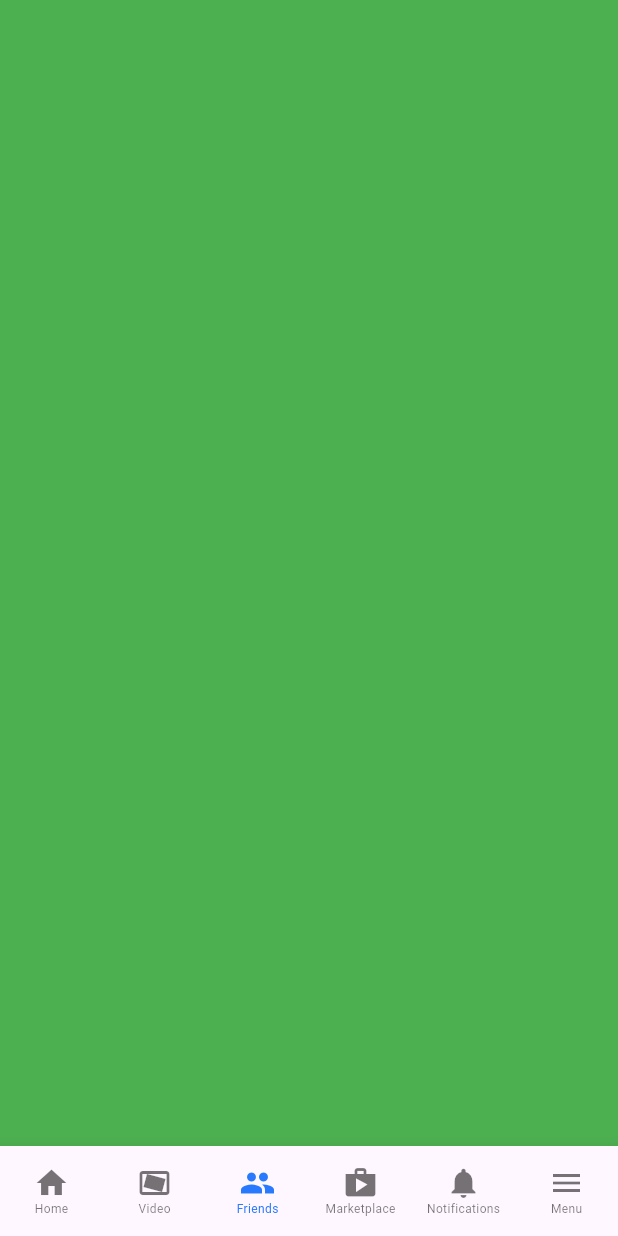
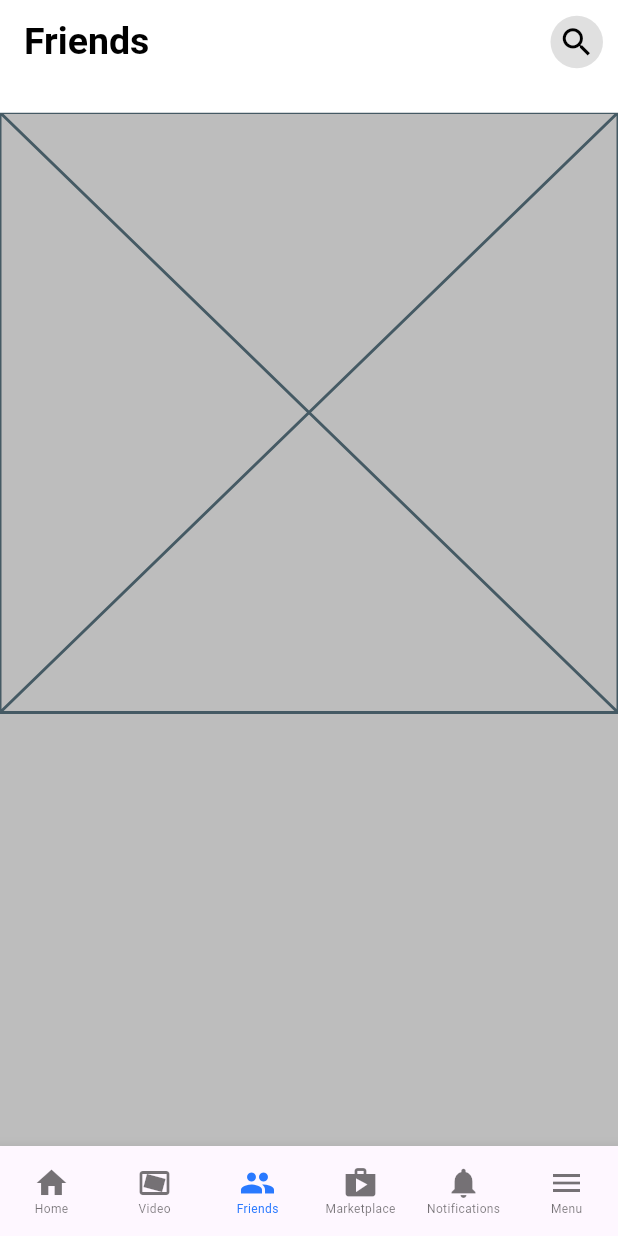
Before and after one commit to Lyhengsun/flutter_facebook_clone, a Flutter app: the screen it shows after launch, item 3 of the bottom bar chosen, on a phone screen of 412 x 824 dp. Run offline on Flutter 3.47's test engine with Material 3 defaults, Android fonts, the phone set to English and light mode, and no system bars; our stand-ins replace cached_network_image, material_design_icons_flutter; network calls fail.

Commit message:
added appbar to friendscreen

```diff
--- /dev/null
+++ b/lib/screens/friend_screen.dart
@@ -0,0 +1,60 @@
+import 'package:flutter/material.dart';
+import 'package:flutter_facebook_clone/config/palette.dart';
+import 'package:flutter_facebook_clone/widgets/widgets.dart';
+
+class FriendScreen extends StatefulWidget {
+  const FriendScreen({super.key});
+
+  @override
+  State<FriendScreen> createState() => _FriendScreenState();
+}
+
+class _FriendScreenState extends State<FriendScreen> {
+  @override
+  Widget build(BuildContext context) {
+    return Stack(
+      children: [
+        Container(
+          color: Colors.grey.shade400,
+          child: CustomScrollView(
+            slivers: [
+              SliverToBoxAdapter(
+                child: Container(
+                  height: 75,
+                  width: double.maxFinite,
+                  color: Colors.white,
+                ),
+              ),
+              SliverToBoxAdapter(
+                child: FriendsFilterContainer(),
+              )
+            ],
+          ),
+        ),
+        Container(
+          height: 75,
+          child: AppBar(
+            backgroundColor: Colors.white,
+            scrolledUnderElevation: 0,
+            title: const Text(
+              "Friends",
+              style: TextStyle(
+                color: Colors.black,
+                fontSize: 25,
+                fontWeight: FontWeight.bold,
+              ),
+            ),
+            actions: [
+              CircleButton(
+                icon: Icons.search,
+                iconSize: 25,
+                onPressed: () {},
+                margin: const EdgeInsets.only(right: 10),
+              ),
+            ],
+          ),
+        ),
+      ],
+    );
+  }
+}
--- a/lib/screens/front_screen.dart
+++ b/lib/screens/front_screen.dart
@@ -47,9 +47,7 @@ class _FrontScreenState extends State<FrontScreen> {
         Container(
           color: Colors.blue,
         ),
-        Container(
-          color: Colors.green,
-        ),
+        FriendScreen(),
         Container(
           color: Colors.yellow,
         ),
--- a/lib/screens/home_screen.dart
+++ b/lib/screens/home_screen.dart
@@ -90,20 +90,20 @@ class _HomeScreenState extends State<HomeScreen> {
               "facebook",
               style: TextStyle(
                 color: Palette.facebookBlue,
-                fontSize: 28,
+                fontSize: 25,
                 fontWeight: FontWeight.bold,
               ),
             ),
             actions: [
               CircleButton(
                 icon: Icons.search,
-                iconSize: 28,
+                iconSize: 25,
                 onPressed: () {},
                 margin: const EdgeInsets.only(right: 10),
               ),
               CircleButton(
                 icon: MdiIcons.facebookMessenger,
-                iconSize: 23,
+                iconSize: 21,
                 onPressed: () {},
               ),
             ],
--- a/lib/screens/screens.dart
+++ b/lib/screens/screens.dart
@@ -1,2 +1,3 @@
 export 'home_screen.dart';
 export 'front_screen.dart';
+export 'friend_screen.dart';
--- /dev/null
+++ b/lib/widgets/friends_filter_container.dart
@@ -0,0 +1,15 @@
+import 'package:flutter/material.dart';
+
+class FriendsFilterContainer extends StatefulWidget {
+  const FriendsFilterContainer({super.key});
+
+  @override
+  State<FriendsFilterContainer> createState() => _FriendsFilterContainerState();
+}
+
+class _FriendsFilterContainerState extends State<FriendsFilterContainer> {
+  @override
+  Widget build(BuildContext context) {
+    return const Placeholder();
+  }
+}
--- a/lib/widgets/widgets.dart
+++ b/lib/widgets/widgets.dart
@@ -5,3 +5,4 @@ export 'rooms.dart';
 export 'profile_avatar.dart';
 export 'stories.dart';
 export 'post_container.dart';
+export 'friends_filter_container.dart';
```
Also changed, not shown: 2 other files.
